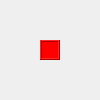
Qt form code_expert/Qt_PyQt_Lab/practice_qt/EX03-09_KeyPressEvent/KeyPressEvent/mainwindow.ui (clap-min99/sys_semicon) before a commit.
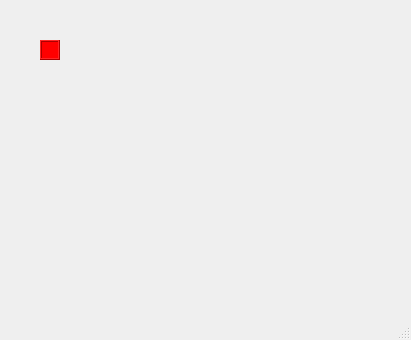
The same form after that commit.

The edit to the form file:
```diff
--- a/code_expert/Qt_PyQt_Lab/practice_qt/EX03-09_KeyPressEvent/KeyPressEvent/mainwindow.ui
+++ b/code_expert/Qt_PyQt_Lab/practice_qt/EX03-09_KeyPressEvent/KeyPressEvent/mainwindow.ui
@@ -6,8 +6,8 @@
    <rect>
     <x>0</x>
     <y>0</y>
-    <width>100</width>
-    <height>100</height>
+    <width>411</width>
+    <height>340</height>
    </rect>
   </property>
   <property name="windowTitle">
@@ -47,6 +47,7 @@
     </rect>
    </property>
   </widget>
+  <widget class="QStatusBar" name="statusBar"/>
  </widget>
  <resources/>
  <connections/>
```
Left out of the diff: 8 changed lines with no effect on the pictures.
